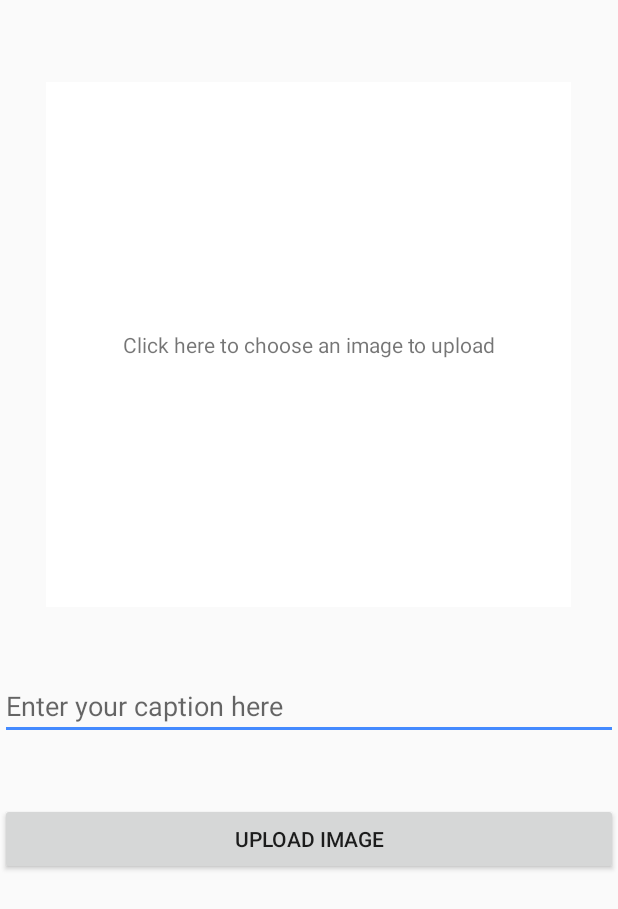
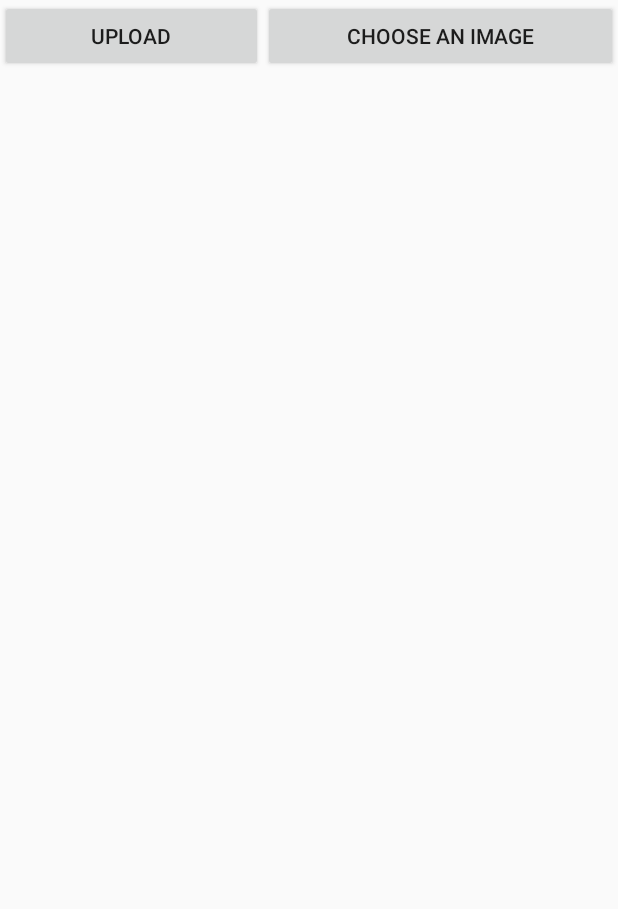
Before and after one commit to Jeandsmith/AASMM, an Android app: the CreateNewImagePostActivity screen opened directly, with no data from a screen before it, on a phone screen of 412 x 824 dp. Shown: the top 909 px of the screen. Run offline under Robolectric (Android 15) with nearby library versions, the phone set to English and light mode, and no system bars.

Commit message:
Changed CreateNewImagePostActivity, now actually chooses image, also implemented possible Firebase connections

```diff
--- a/app/src/main/AndroidManifest.xml
+++ b/app/src/main/AndroidManifest.xml
@@ -2,6 +2,10 @@
 <manifest xmlns:android="http://schemas.android.com/apk/res/android"
     xmlns:tools="http://schemas.android.com/tools"
     package="com.example.aasmm">
+
+    <uses-permission android:name="android.permission.INTERNET"/>
+    <uses-permission android:name="android.permission.READ_EXTERNAL_STORAGE"/>
+    <uses-permission android:name="android.permission.WRITE_EXTERNAL_STORAGE"/>
 
     <application
         android:allowBackup="true"
@@ -32,7 +36,5 @@
             android:name=".CreateNewImagePostActivity"
             android:exported="true" />
     </application>
-    <uses-permission android:name="android.permission.INTERNET"/>
-    <uses-permission android:name="android.permission.READ_EXTERNAL_STORAGE"/>
 
 </manifest>
--- a/app/src/main/java/com/example/aasmm/CreateNewImagePostActivity.kt
+++ b/app/src/main/java/com/example/aasmm/CreateNewImagePostActivity.kt
@@ -1,33 +1,73 @@
+@file:Suppress("DEPRECATION")
+
 package com.example.aasmm
 
 
+import android.app.Activity
 import android.content.Intent
+import android.net.Uri
 import androidx.appcompat.app.AppCompatActivity
 import android.os.Bundle
-import android.preference.PreferenceManager
 import android.provider.MediaStore
+import android.view.View
 import android.widget.Button
 import android.widget.EditText
 import android.widget.ImageView
 import kotlinx.android.synthetic.main.activity_create_new_image_post.*
+import java.io.IOException
 
-class CreateNewImagePostActivity : AppCompatActivity(){
+class CreateNewImagePostActivity : AppCompatActivity(), View.OnClickListener{
+
+    private val PICK_IMAGE_REQUEST = 1234
+
+    private var filePath:Uri? = null
+
+    //internal var storage:FirebaseStorage?=null
+    //internal var storageReference:StorageReference?=null
+
+    override fun onClick(v: View?) {
+        if(v === btnChoose)
+            showFileChooser()
+        else if(v === btnUpload)
+            uploadFile()
+    }
+
+    override fun onActivityResult(requestCode: Int, resultCode: Int, data: Intent?) {
+        super.onActivityResult(requestCode, resultCode, data)
+        if(requestCode == PICK_IMAGE_REQUEST && resultCode == Activity.RESULT_OK && data != null && data.data != null){
+            filePath = data.data
+            try{
+                val bitmap = MediaStore.Images.Media.getBitmap(contentResolver,filePath)
+                imageView!!.setImageBitmap(bitmap)
+            }catch (e:IOException)
+            {
+                e.printStackTrace()
+            }
+        }
+    }
+
+    private fun uploadFile(){
+
+    }
+
+    private fun showFileChooser(){
+        val intent = Intent()
+        intent.type="image/*"
+        intent.action= Intent.ACTION_GET_CONTENT
+        startActivityForResult(Intent.createChooser(intent,"SELECT PICTURE"), PICK_IMAGE_REQUEST)
+    }
 
     override fun onCreate(savedInstanceState: Bundle?) {
         super.onCreate(savedInstanceState)
         setContentView(R.layout.activity_create_new_image_post)
 
-        val image = findViewById<ImageView>(R.id.imageToUpload)
-        val uploadButton = findViewById<Button>(R.id.uploadImage)
-        val caption = findViewById<EditText>(R.id.caption)
+        //Initilize Firebase
+        //storage = FirebaseStorage.getInstance()
+        //storageReference = storage!!.reference
 
-        imageToUpload.setOnClickListener(){
-            val galleryIntent = Intent(Intent.ACTION_PICK, MediaStore.Images.Media.EXTERNAL_CONTENT_URI)
-            startActivity(galleryIntent)
-        }
-        uploadButton.setOnClickListener(){
+        btnChoose.setOnClickListener(this)
 
-        }
 
     }
+
 }
--- a/app/src/main/res/layout/activity_create_new_image_post.xml
+++ b/app/src/main/res/layout/activity_create_new_image_post.xml
@@ -1,65 +1,39 @@
 <?xml version="1.0" encoding="utf-8"?>
-<androidx.constraintlayout.widget.ConstraintLayout xmlns:android="http://schemas.android.com/apk/res/android"
-    xmlns:app="http://schemas.android.com/apk/res-auto"
+<RelativeLayout xmlns:android="http://schemas.android.com/apk/res/android"
     xmlns:tools="http://schemas.android.com/tools"
     android:layout_width="match_parent"
     android:layout_height="match_parent"
     tools:context=".CreateNewImagePostActivity">
 
-    <Button
-        android:id="@+id/uploadImage"
+    <LinearLayout
+        android:id="@+id/linearLayout"
+        android:orientation="horizontal"
         android:layout_width="match_parent"
-        android:layout_height="wrap_content"
-        android:text="@string/upload_image"
-        app:layout_constraintBottom_toBottomOf="parent"
-        app:layout_constraintEnd_toEndOf="parent"
-        app:layout_constraintHorizontal_bias="0.0"
-        app:layout_constraintStart_toStartOf="parent"
-        app:layout_constraintTop_toBottomOf="@+id/imageToUpload"
-        app:layout_constraintVertical_bias="0.352"
-        tools:ignore="MissingConstraints" />
+        android:layout_height="wrap_content">
+
+        <Button
+            android:id="@+id/btnUpload"
+            android:layout_width="wrap_content"
+            android:layout_height="wrap_content"
+            android:layout_weight="1"
+            android:text="@string/upload"
+            tools:ignore="ButtonStyle" />
+
+        <Button
+            android:id="@+id/btnChoose"
+            android:layout_width="wrap_content"
+            android:layout_height="wrap_content"
+            android:layout_weight="1"
+            android:text="@string/choose_an_image"
+            tools:ignore="ButtonStyle" />
+
+    </LinearLayout>
 
     <ImageView
-        android:id="@+id/imageToUpload"
-        android:layout_width="350dp"
-        android:layout_height="350dp"
-        android:layout_gravity="center_horizontal"
-        android:background="#FFFFFF"
-        android:contentDescription="@string/click_here_to_choose_an_image_to_upload"
-        android:tint="#FFFFFF"
-        android:visibility="visible"
-        app:layout_constraintBottom_toBottomOf="parent"
-        app:layout_constraintEnd_toEndOf="parent"
-        app:layout_constraintHorizontal_bias="0.491"
-        app:layout_constraintStart_toStartOf="parent"
-        app:layout_constraintTop_toTopOf="parent"
-        app:layout_constraintVertical_bias="0.115"
-        tools:ignore="MissingConstraints" />
+        android:id="@+id/imageView"
+        android:layout_below="@+id/linearLayout"
+        android:layout_width="match_parent"
+        android:layout_height="match_parent"
+        tools:ignore="ContentDescription" />
 
-    <EditText
-        android:id="@+id/caption"
-        android:layout_width="match_parent"
-        android:layout_height="wrap_content"
-        android:autofillHints=""
-        android:hint="@string/enter_your_caption_here"
-        android:inputType="text"
-        app:layout_constraintBottom_toTopOf="@+id/uploadImage"
-        app:layout_constraintEnd_toEndOf="parent"
-        app:layout_constraintHorizontal_bias="0.0"
-        app:layout_constraintStart_toStartOf="parent"
-        app:layout_constraintTop_toBottomOf="@+id/imageToUpload"
-        app:layout_constraintVertical_bias="0.508"
-        tools:ignore="MissingConstraints" />
-
-    <TextView
-        android:id="@+id/clickHereText"
-        android:layout_width="wrap_content"
-        android:layout_height="wrap_content"
-        android:text="@string/click_here_to_choose_an_image_to_upload"
-        app:layout_constraintBottom_toBottomOf="@+id/imageToUpload"
-        app:layout_constraintEnd_toEndOf="parent"
-        app:layout_constraintStart_toStartOf="parent"
-        app:layout_constraintTop_toTopOf="@+id/imageToUpload" />
-
-
-</androidx.constraintlayout.widget.ConstraintLayout>
+</RelativeLayout>
--- a/app/src/main/res/values/strings.xml
+++ b/app/src/main/res/values/strings.xml
@@ -18,4 +18,6 @@
     <string name="click_here_to_choose_an_image_to_upload">Click here to choose an image to upload</string>
     <string name="upload_image">Upload Image</string>
     <string name="enter_your_caption_here">Enter your caption here</string>
+    <string name="choose_an_image">Choose an image</string>
+    <string name="upload">Upload</string>
 </resources>
```
